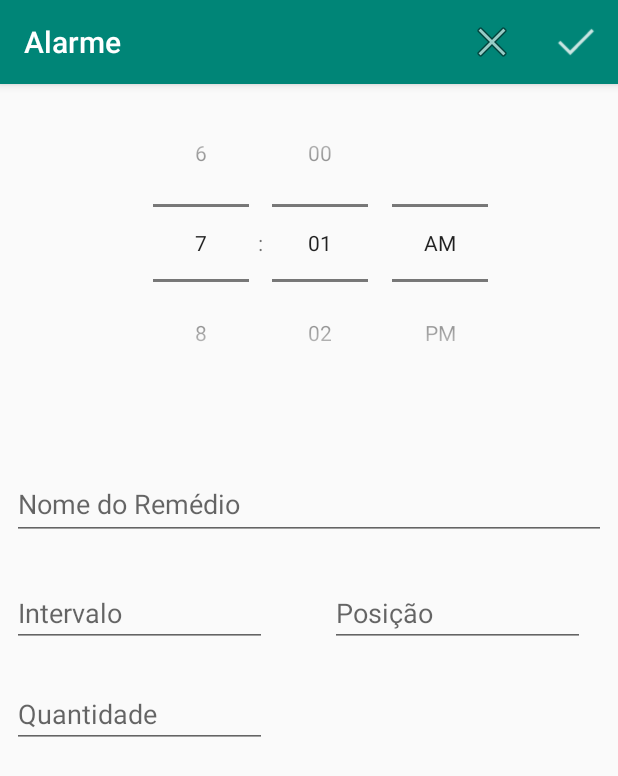
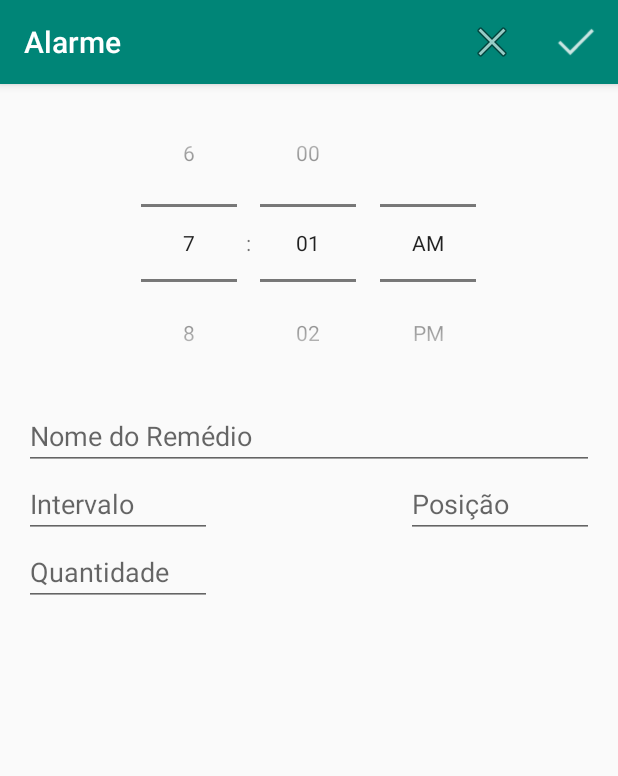
Before and after one commit to vluk4/FSH_APP, an Android app: the screen it shows after launch (AlarmeActivity), after a tap on an icon or button, on a phone screen of 412 x 824 dp. Shown: the top 776 px of the screen. Run offline under Robolectric (Android 15) with nearby library versions, the phone set to English and light mode, and no system bars.

Commit message:
Adicionando mais campos e corrigindo layout.

```diff
--- a/app/src/main/java/com/example/aluca/fshealth/AlarmeActivity.java
+++ b/app/src/main/java/com/example/aluca/fshealth/AlarmeActivity.java
@@ -50,7 +50,7 @@ public class AlarmeActivity extends AppCompatActivity {
     public void cancelAlarm(){
         AlarmManager alarmManager = (AlarmManager) getSystemService(Context.ALARM_SERVICE);
         Intent intent = new Intent(this,AlarmControl.class);
-        PendingIntent pendingIntent = PendingIntent.getBroadcast(this,1,0);
+        PendingIntent pendingIntent = PendingIntent.getBroadcast(this,1,intent, 0);
 
         alarmManager.cancel(pendingIntent);
     }*/
--- a/app/src/main/java/com/example/aluca/fshealth/AlarmeHelper.java
+++ b/app/src/main/java/com/example/aluca/fshealth/AlarmeHelper.java
@@ -10,11 +10,17 @@ import com.example.aluca.fshealth.modelo.Remedio;
  class AlarmeHelper {
 
     private final EditText campoNome;
+     private final EditText campoIntervalo;
+     private final EditText campoPosicao;
+     private final EditText campoQuantidade;
     private final TimePicker campoHorario;
     private Remedio remedio;
 
     AlarmeHelper(AlarmeActivity activity) {
         campoNome = activity.findViewById(R.id.remedio_nome);
+        campoIntervalo = activity.findViewById(R.id.remedio_intervalo);
+        campoPosicao = activity.findViewById(R.id.remedio_posicao);
+        campoQuantidade = activity.findViewById(R.id.remedio_quantidade);
         campoHorario = activity.findViewById(R.id.remedio_horario);
         remedio = new Remedio();
     }
@@ -22,6 +28,9 @@ import com.example.aluca.fshealth.modelo.Remedio;
     @RequiresApi(api = Build.VERSION_CODES.M)
     Remedio pegaRemedio() {
         remedio.setNome(campoNome.getText().toString());
+        remedio.setIntervalo(campoIntervalo.getText().toString());
+        remedio.setPosicao(campoPosicao.getText().toString());
+        remedio.setQuantidade(campoQuantidade.getText().toString());
         remedio.setHora(campoHorario.getHour());
         remedio.setMinuto(campoHorario.getMinute());
 
@@ -31,6 +40,9 @@ import com.example.aluca.fshealth.modelo.Remedio;
     @RequiresApi(api = Build.VERSION_CODES.M)
     void preencheAlarme(Remedio remedio) {
         campoNome.setText(remedio.getNome());
+        campoIntervalo.setText(remedio.getIntervalo());
+        campoPosicao.setText(remedio.getPosicao());
+        campoQuantidade.setText(remedio.getQuantidade());
         campoHorario.setHour(remedio.getHora());
         campoHorario.setMinute(remedio.getMinuto());
         this.remedio = remedio;
--- a/app/src/main/java/com/example/aluca/fshealth/DAO/RemedioDAO.java
+++ b/app/src/main/java/com/example/aluca/fshealth/DAO/RemedioDAO.java
@@ -14,12 +14,13 @@ import java.util.List;
 
 public class RemedioDAO extends SQLiteOpenHelper {
     public RemedioDAO(Context context) {
-        super(context, "Remedios", null, 1);
+        super(context, "Remedios", null, 3);
     }
 
     @Override
     public void onCreate(SQLiteDatabase db) {
-        String sql = "CREATE TABLE Remedios (id INTEGER PRIMARY KEY, nome TEXT NOT NULL, horas INTEGER NOT NULL, minutos INTEGER NOT NULL)";
+        String sql = "CREATE TABLE Remedios (id INTEGER PRIMARY KEY, nome TEXT NOT NULL, horas INTEGER NOT NULL, minutos INTEGER NOT NULL, " +
+                "intervalo INTEGER NOT NULL, posicao INTEGER NOT NULL, quantidade INTEGER NOT NULL)";
         db.execSQL(sql);
     }
 
@@ -44,6 +45,9 @@ public class RemedioDAO extends SQLiteOpenHelper {
 
         dados.put("nome", remedio.getNome());
         dados.put("horas", remedio.getHora());
+        dados.put("intervalo", remedio.getIntervalo());
+        dados.put("posicao", remedio.getPosicao());
+        dados.put("quantidade", remedio.getQuantidade());
         dados.put("minutos", remedio.getMinuto());
         return dados;
     }
@@ -58,6 +62,9 @@ public class RemedioDAO extends SQLiteOpenHelper {
             Remedio remedio = new Remedio();
             remedio.setId(c.getLong(c.getColumnIndex("id")));
             remedio.setNome(c.getString(c.getColumnIndex("nome")));
+            remedio.setIntervalo(c.getString(c.getColumnIndex("intervalo")));
+            remedio.setPosicao(c.getString(c.getColumnIndex("posicao")));
+            remedio.setQuantidade(c.getString(c.getColumnIndex("quantidade")));
             remedio.setHora(c.getInt(c.getColumnIndex("horas")));
             remedio.setMinuto(c.getInt(c.getColumnIndex("minutos")));
 
--- a/app/src/main/java/com/example/aluca/fshealth/modelo/Remedio.java
+++ b/app/src/main/java/com/example/aluca/fshealth/modelo/Remedio.java
@@ -8,8 +8,35 @@ public class Remedio implements Serializable {
 
     private Long id;
     private String nome;
+    private String intervalo;
+    private String posicao;
+    private String quantidade;
+
+    public String getPosicao() {
+        return posicao;
+    }
+
+    public void setPosicao(String posicao) {
+        this.posicao = posicao;
+    }
+
+    public String getQuantidade() {
+        return quantidade;
+    }
+
+    public void setQuantidade(String quantidade) {
+        this.quantidade = quantidade;
+    }
     private int hora;
     private int minuto;
+
+    public String getIntervalo() {
+        return intervalo;
+    }
+
+    public void setIntervalo(String intervalo) {
+        this.intervalo = intervalo;
+    }
 
     public Long getId() {
         return id;
--- a/app/src/main/res/layout/activity_alarm.xml
+++ b/app/src/main/res/layout/activity_alarm.xml
@@ -1,87 +1,58 @@
 <?xml version="1.0" encoding="utf-8"?>
 <ScrollView xmlns:android="http://schemas.android.com/apk/res/android"
-    xmlns:app="http://schemas.android.com/apk/res-auto"
-    xmlns:tools="http://schemas.android.com/tools"
     android:layout_width="match_parent"
     android:layout_height="match_parent">
 
-    <android.support.constraint.ConstraintLayout
+    <LinearLayout
         android:layout_width="match_parent"
-        android:layout_height="wrap_content">
-
-
-        <EditText
-            android:id="@+id/interval"
-            android:layout_width="170dp"
-            android:layout_height="43dp"
-            android:layout_marginStart="8dp"
-            android:layout_marginTop="28dp"
-            android:ems="10"
-            android:hint="Intervalo"
-            android:inputType="textPersonName"
-            app:layout_constraintStart_toStartOf="parent"
-            app:layout_constraintTop_toBottomOf="@+id/remedio_nome" />
-
-        <EditText
-            android:id="@+id/Position"
-            android:layout_width="170dp"
-            android:layout_height="43dp"
-            android:layout_marginStart="28dp"
-            android:layout_marginTop="28dp"
-            android:layout_marginEnd="8dp"
-            android:ems="10"
-            android:hint="Posição"
-            android:inputType="textPersonName"
-            app:layout_constraintEnd_toEndOf="parent"
-            app:layout_constraintStart_toEndOf="@+id/interval"
-            app:layout_constraintTop_toBottomOf="@+id/remedio_nome" />
+        android:layout_height="wrap_content"
+        android:orientation="vertical">
 
         <TimePicker
             android:id="@+id/remedio_horario"
-            android:layout_width="wrap_content"
+            android:layout_width="match_parent"
             android:layout_height="wrap_content"
             android:amPmBackgroundColor="#dc0000"
             android:backgroundTint="#dc0000"
             android:headerBackground="#dc0000"
             android:numbersSelectorColor="#dc0000"
-            android:timePickerMode="spinner"
-            app:layout_constraintEnd_toEndOf="parent"
-            app:layout_constraintHorizontal_bias="0.55"
-            app:layout_constraintStart_toStartOf="parent"
-            app:layout_constraintTop_toTopOf="parent">
-
-        </TimePicker>
+            android:timePickerMode="spinner" />
 
         <EditText
             android:id="@+id/remedio_nome"
             android:layout_width="match_parent"
-            android:layout_height="48dp"
-            android:layout_marginStart="8dp"
-            android:layout_marginTop="44dp"
-            android:layout_marginEnd="8dp"
-            android:ems="10"
-            android:hint="@string/nome_do_rem_dio"
-            android:importantForAutofill="no"
-            android:inputType="textPersonName"
-            app:layout_constraintEnd_toEndOf="parent"
-            app:layout_constraintHorizontal_bias="0.0"
-            app:layout_constraintStart_toStartOf="parent"
-            app:layout_constraintTop_toBottomOf="@+id/remedio_horario" />
+            android:layout_height="wrap_content"
+            android:layout_marginStart="16dp"
+            android:layout_marginEnd="16dp"
+            android:hint="@string/nome_do_rem_dio" />
+
+        <RelativeLayout
+            android:layout_width="match_parent"
+            android:layout_height="wrap_content">
+
+            <EditText
+                android:id="@+id/remedio_intervalo"
+                android:layout_width="125dp"
+                android:layout_height="wrap_content"
+                android:layout_marginStart="16dp"
+                android:hint="@string/intervalo" />
+
+            <EditText
+                android:id="@+id/remedio_posicao"
+                android:layout_width="125dp"
+                android:layout_height="wrap_content"
+                android:layout_alignParentEnd="true"
+                android:layout_marginEnd="16dp"
+                android:hint="@string/posi_o" />
+
+        </RelativeLayout>
 
         <EditText
-            android:id="@+id/Amount"
-            android:layout_width="170dp"
-            android:layout_height="43dp"
-            android:layout_marginStart="8dp"
-            android:layout_marginTop="24dp"
-            android:layout_marginEnd="8dp"
-            android:ems="10"
-            android:hint="Quantidade"
-            android:inputType="textPersonName"
-            app:layout_constraintEnd_toEndOf="parent"
-            app:layout_constraintHorizontal_bias="0.0"
-            app:layout_constraintStart_toStartOf="parent"
-            app:layout_constraintTop_toBottomOf="@+id/interval" />
+            android:id="@+id/remedio_quantidade"
+            android:layout_width="125dp"
+            android:layout_height="wrap_content"
+            android:layout_marginStart="16dp"
+            android:hint="@string/quantidade" />
 
-    </android.support.constraint.ConstraintLayout>
+    </LinearLayout>
 </ScrollView>
--- a/app/src/main/res/menu/menu_alarme.xml
+++ b/app/src/main/res/menu/menu_alarme.xml
@@ -10,5 +10,5 @@
         android:id="@+id/menu_alarme_ok"
         android:icon="@drawable/ic_confirmar"
         android:title="@string/ok"
-        app:showAsAction="always" />
+        app:showAsAction="ifRoom" />
 </menu>
--- a/app/src/main/res/values/strings.xml
+++ b/app/src/main/res/values/strings.xml
@@ -9,4 +9,7 @@
     <string name="repetir">Repetir:</string>
     <string name="ok">OK</string>
     <string name="sync">sync</string>
+    <string name="intervalo">Intervalo</string>
+    <string name="posi_o">Posição</string>
+    <string name="quantidade">Quantidade</string>
 </resources>
```
